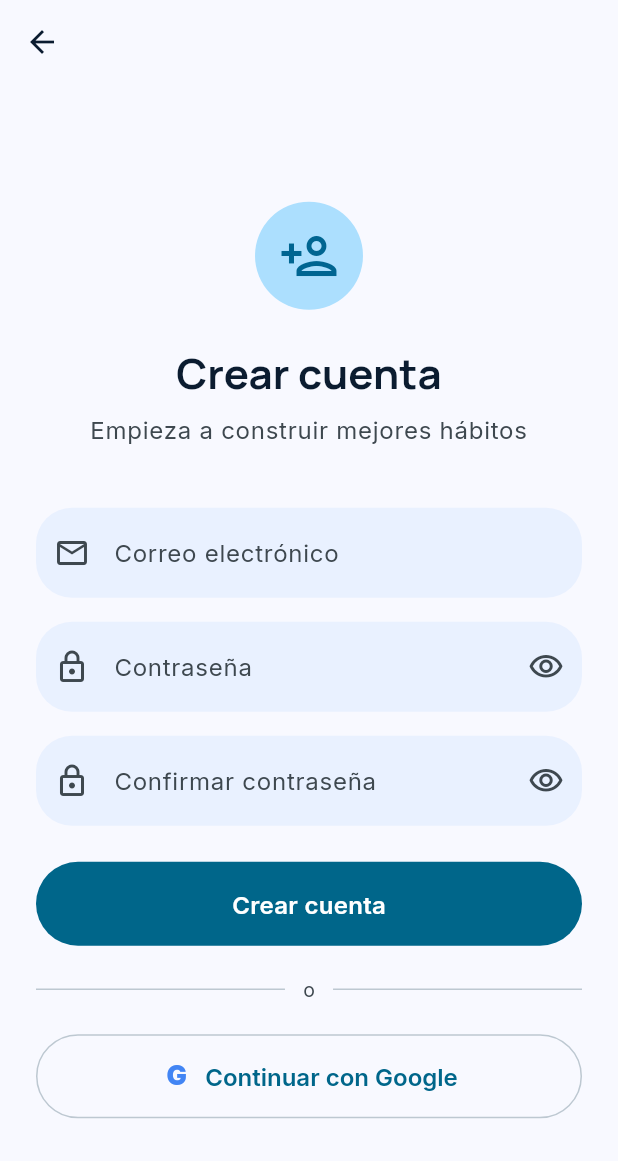
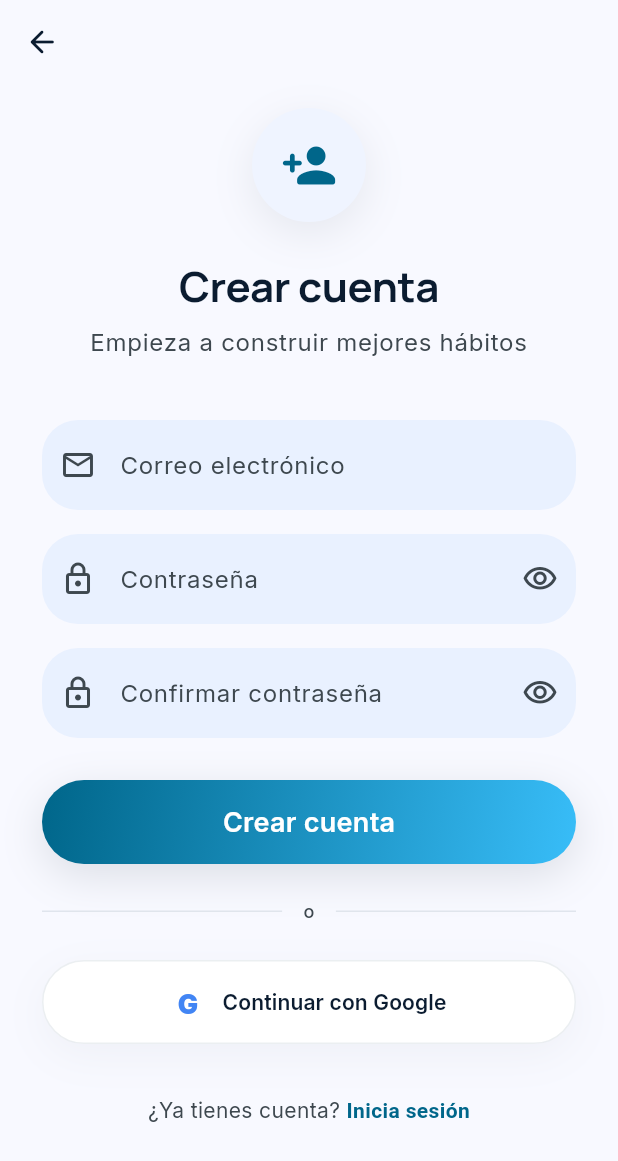
Before and after one commit to Fepe7/habit-ai, a Flutter app: the RegisterScreen screen opened by its route, on a phone screen of 412 x 824 dp. Shown: the top 1161 px of the screen. Run offline on Flutter 3.47's test engine with Material 3 defaults, Android fonts, the phone set to English and light mode, and no system bars; drawn by our look-alikes of flutter_animate; our stand-ins replace cloud_firestore, cloud_functions, firebase_auth, firebase_core, fl_chart, go_router and 3 more; accounts and stored records are empty; generated files the repository leaves out were written again.

Commit message:
ui: migrar auth a Editorial Vitality
Login y register: GradientButton con heroGradient, hero icon con
gradiente, GoogleButton con ghost border pill, errores con radius 24,
tipografia Manrope/Inter del tema.

```diff
--- a/lib/features/auth/presentation/register_screen.dart
+++ b/lib/features/auth/presentation/register_screen.dart
@@ -2,8 +2,10 @@ import 'package:flutter/material.dart';
 import 'package:flutter_animate/flutter_animate.dart';
 import 'package:go_router/go_router.dart';
 import '../../../app.dart';
+import '../../../core/theme/app_theme.dart';
+import '../../../core/widgets/gradient_button.dart';
 
-// Pantalla de registro
+// Pantalla de registro — diseño Editorial Vitality
 class RegisterScreen extends StatefulWidget {
   const RegisterScreen({super.key});
 
@@ -77,35 +79,41 @@ class _RegisterScreenState extends State<RegisterScreen> {
   @override
   Widget build(BuildContext context) {
     final colorScheme = Theme.of(context).colorScheme;
+    final textTheme = Theme.of(context).textTheme;
 
     return Scaffold(
+      backgroundColor: colorScheme.surface,
       appBar: AppBar(
+        backgroundColor: colorScheme.surface,
+        elevation: 0,
+        scrolledUnderElevation: 0,
         leading: IconButton(
-          icon: const Icon(Icons.arrow_back),
+          icon: const Icon(Icons.arrow_back_rounded),
           onPressed: () => context.goNamed('login'),
         ),
       ),
       body: SafeArea(
-        child: Center(
         child: SingleChildScrollView(
-            padding: const EdgeInsets.all(24),
+          padding: const EdgeInsets.symmetric(horizontal: 28, vertical: 16),
           child: Form(
             key: _formKey,
             child: Column(
               crossAxisAlignment: CrossAxisAlignment.stretch,
               children: [
-                  // icono
+                // hero — icono con gradiente
                 Center(
                   child: Container(
-                      padding: const EdgeInsets.all(16),
+                    width: 76,
+                    height: 76,
                     decoration: BoxDecoration(
-                        color: colorScheme.secondaryContainer.withValues(alpha: 0.4),
+                      color: colorScheme.surfaceContainerLow,
                       shape: BoxShape.circle,
+                      boxShadow: AppTheme.ambientShadow(opacity: 0.08),
                     ),
                     child: Icon(
-                        Icons.person_add_outlined,
-                        size: 40,
-                        color: colorScheme.secondary,
+                      Icons.person_add_rounded,
+                      size: 38,
+                      color: colorScheme.primary,
                     ),
                   ),
                 ).animate().fadeIn(duration: 400.ms).scale(
@@ -116,15 +124,16 @@ class _RegisterScreenState extends State<RegisterScreen> {
 
                 Text(
                   'Crear cuenta',
-                    style: Theme.of(context).textTheme.headlineMedium?.copyWith(
-                          fontWeight: FontWeight.bold,
+                  style: textTheme.headlineMedium?.copyWith(
+                    fontWeight: FontWeight.w700,
+                    letterSpacing: -0.3,
                   ),
                   textAlign: TextAlign.center,
                 ).animate().fadeIn(delay: 100.ms, duration: 400.ms),
                 const SizedBox(height: 8),
                 Text(
                   'Empieza a construir mejores hábitos',
-                    style: Theme.of(context).textTheme.bodyLarge?.copyWith(
+                  style: textTheme.bodyLarge?.copyWith(
                     color: colorScheme.onSurfaceVariant,
                   ),
                   textAlign: TextAlign.center,
@@ -212,26 +221,26 @@ class _RegisterScreenState extends State<RegisterScreen> {
                     return null;
                   },
                 ).animate().fadeIn(delay: 500.ms, duration: 400.ms),
-                  const SizedBox(height: 24),
+                const SizedBox(height: 28),
 
                 // error
                 if (_errorMessage != null)
                   Container(
-                      padding: const EdgeInsets.all(12),
-                      margin: const EdgeInsets.only(bottom: 16),
+                    padding: const EdgeInsets.all(14),
+                    margin: const EdgeInsets.only(bottom: 20),
                     decoration: BoxDecoration(
                       color: colorScheme.errorContainer,
-                        borderRadius: BorderRadius.circular(12),
+                      borderRadius: BorderRadius.circular(24),
                     ),
                     child: Row(
                       children: [
                         Icon(Icons.error_outline,
                             size: 20, color: colorScheme.onErrorContainer),
-                          const SizedBox(width: 8),
+                        const SizedBox(width: 10),
                         Expanded(
                           child: Text(
                             _errorMessage!,
-                              style: TextStyle(
+                            style: textTheme.bodyMedium?.copyWith(
                               color: colorScheme.onErrorContainer,
                             ),
                           ),
@@ -240,65 +249,116 @@ class _RegisterScreenState extends State<RegisterScreen> {
                     ),
                   ).animate().fadeIn().shake(hz: 3, offset: const Offset(4, 0)),
 
-                  // boton registro
-                  FilledButton(
+                // botón registro con gradiente
+                GradientButton(
                   onPressed: _isLoading ? null : _handleRegister,
-                    child: _isLoading
-                        ? const SizedBox(
-                            height: 20,
-                            width: 20,
-                            child: CircularProgressIndicator(
-                              strokeWidth: 2,
-                              color: Colors.white,
-                            ),
-                          )
-                        : const Text('Crear cuenta'),
+                  label: 'Crear cuenta',
+                  loading: _isLoading,
                 ).animate().fadeIn(delay: 600.ms, duration: 400.ms),
-                  const SizedBox(height: 20),
+                const SizedBox(height: 24),
 
                 // separador "o"
                 Row(
                   children: [
                     Expanded(
                       child: Divider(
-                          color: colorScheme.outlineVariant,
+                        color: colorScheme.outlineVariant.withValues(alpha: 0.4),
                         thickness: 1,
                       ),
                     ),
                     Padding(
-                        padding: const EdgeInsets.symmetric(horizontal: 12),
+                      padding: const EdgeInsets.symmetric(horizontal: 14),
                       child: Text(
                         'o',
-                          style: TextStyle(
+                        style: textTheme.labelMedium?.copyWith(
                           color: colorScheme.onSurfaceVariant,
-                            fontSize: 13,
                         ),
                       ),
                     ),
                     Expanded(
                       child: Divider(
-                          color: colorScheme.outlineVariant,
+                        color: colorScheme.outlineVariant.withValues(alpha: 0.4),
                         thickness: 1,
                       ),
                     ),
                   ],
                 ).animate().fadeIn(delay: 650.ms, duration: 400.ms),
+                const SizedBox(height: 24),
+
+                // botón Google
+                _GoogleButton(
+                  onPressed: _isLoading ? null : _handleGoogleSignIn,
+                ).animate().fadeIn(delay: 700.ms, duration: 400.ms),
                 const SizedBox(height: 20),
 
-                  // boton google
-                  OutlinedButton.icon(
-                    onPressed: _isLoading ? null : _handleGoogleSignIn,
-                    icon: const _GoogleLogo(),
-                    label: const Text('Continuar con Google'),
-                    style: OutlinedButton.styleFrom(
-                      padding: const EdgeInsets.symmetric(vertical: 14),
-                      side: BorderSide(color: colorScheme.outlineVariant),
+                // link login
+                TextButton(
+                  onPressed: _isLoading ? null : () => context.goNamed('login'),
+                  child: RichText(
+                    textAlign: TextAlign.center,
+                    text: TextSpan(
+                      style: textTheme.bodyMedium?.copyWith(
+                        color: colorScheme.onSurfaceVariant,
                       ),
-                  ).animate().fadeIn(delay: 700.ms, duration: 400.ms),
+                      children: [
+                        const TextSpan(text: '¿Ya tienes cuenta? '),
+                        TextSpan(
+                          text: 'Inicia sesión',
+                          style: TextStyle(
+                            color: colorScheme.primary,
+                            fontWeight: FontWeight.w600,
+                          ),
+                        ),
+                      ],
+                    ),
+                  ),
+                ).animate().fadeIn(delay: 750.ms, duration: 400.ms),
               ],
             ),
           ),
         ),
+      ),
+    );
+  }
+}
+
+// Botón Google con fondo surface y ghost border
+class _GoogleButton extends StatelessWidget {
+  const _GoogleButton({this.onPressed});
+
+  final VoidCallback? onPressed;
+
+  @override
+  Widget build(BuildContext context) {
+    final scheme = Theme.of(context).colorScheme;
+    final textTheme = Theme.of(context).textTheme;
+
+    return GestureDetector(
+      onTap: onPressed,
+      child: Container(
+        height: 56,
+        decoration: BoxDecoration(
+          color: scheme.surfaceContainerLowest,
+          borderRadius: BorderRadius.circular(56),
+          border: Border.all(
+            color: scheme.outlineVariant.withValues(alpha: 0.3),
+            width: 1,
+          ),
+          boxShadow: AppTheme.ambientShadow(opacity: 0.04),
+        ),
+        child: Row(
+          mainAxisAlignment: MainAxisAlignment.center,
+          children: [
+            const _GoogleLogo(),
+            const SizedBox(width: 12),
+            Text(
+              'Continuar con Google',
+              style: textTheme.titleSmall?.copyWith(
+                color: scheme.onSurface,
+                fontWeight: FontWeight.w600,
+              ),
+            ),
+          ],
         ),
       ),
     );
@@ -311,11 +371,11 @@ class _GoogleLogo extends StatelessWidget {
 
   @override
   Widget build(BuildContext context) {
-    return Container(
+    return const SizedBox(
       width: 22,
       height: 22,
-      alignment: Alignment.center,
-      child: const Text(
+      child: Center(
+        child: Text(
           'G',
           style: TextStyle(
             fontSize: 18,
@@ -323,6 +383,7 @@ class _GoogleLogo extends StatelessWidget {
             color: Color(0xFF4285F4),
           ),
         ),
+      ),
     );
   }
 }
```
Also changed, not shown: lib/features/auth/presentation/login_screen.dart (+94 -59 lines). Lines whose indentation alone changed are shown as unchanged.
